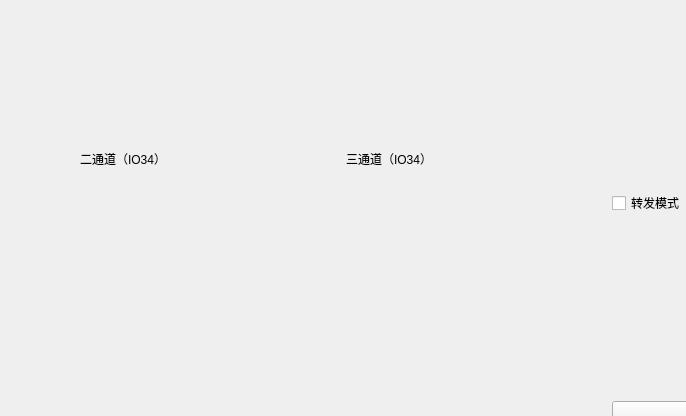
Old version of the form components/TCPBridgeConfiguration/tcpbridgeconfiguration.ui in the repository xutongxin1/WirelessMonitor; both pictures show x 197 to 883 and y 0 to 416 of the 1080 by 620 pixel window.
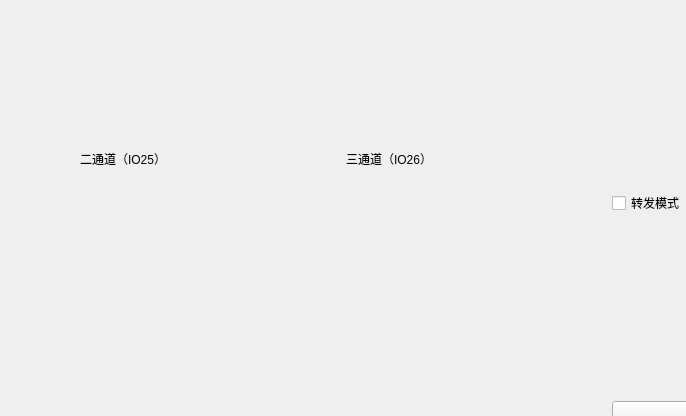
New version of the form. Custom widgets are drawn as their Qt base class.

Commit message:
TCP配置界面的逻辑已经基本准备好
接下来准备进行TCP通讯处理工作

```diff
--- a/components/TCPBridgeConfiguration/tcpbridgeconfiguration.ui
+++ b/components/TCPBridgeConfiguration/tcpbridgeconfiguration.ui
@@ -86,7 +86,7 @@
      <item>
       <widget class="QLabel" name="label_3">
        <property name="text">
-        <string>二通道（IO34）</string>
+        <string>二通道（IO25）</string>
        </property>
       </widget>
      </item>
@@ -153,7 +153,7 @@
      <item>
       <widget class="QLabel" name="label_5">
        <property name="text">
-        <string>三通道（IO34）</string>
+        <string>三通道（IO26）</string>
        </property>
       </widget>
      </item>
```
Left out of the diff: 17 changed lines with no effect on the pictures. The commit also changes 5 other files.
